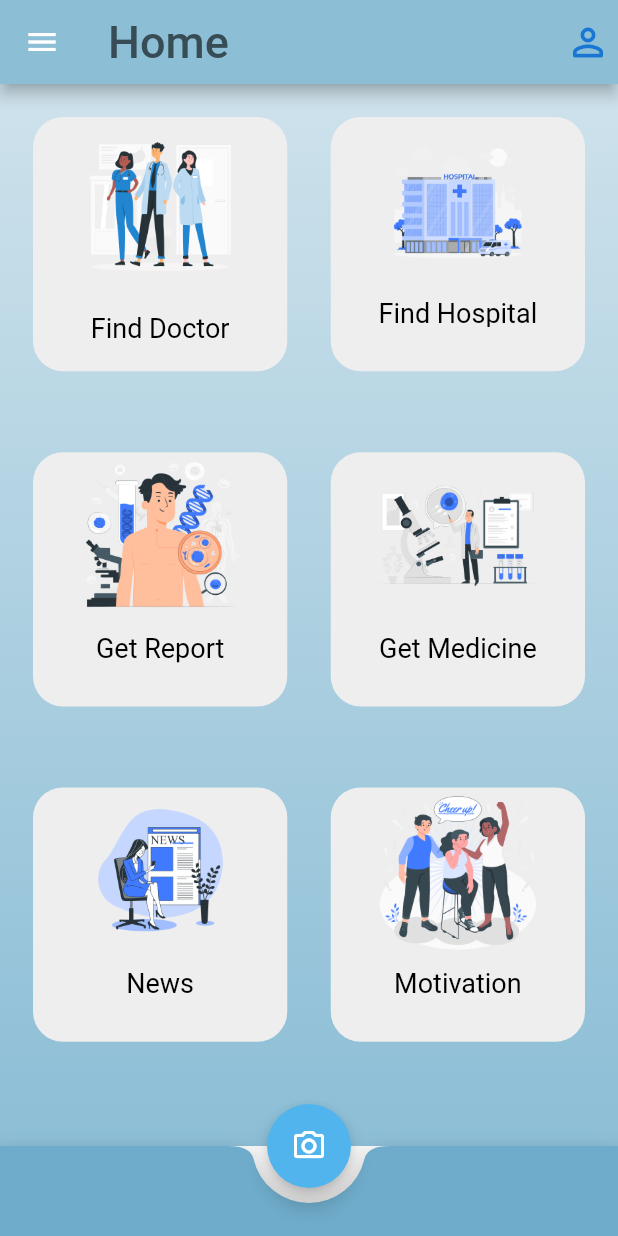
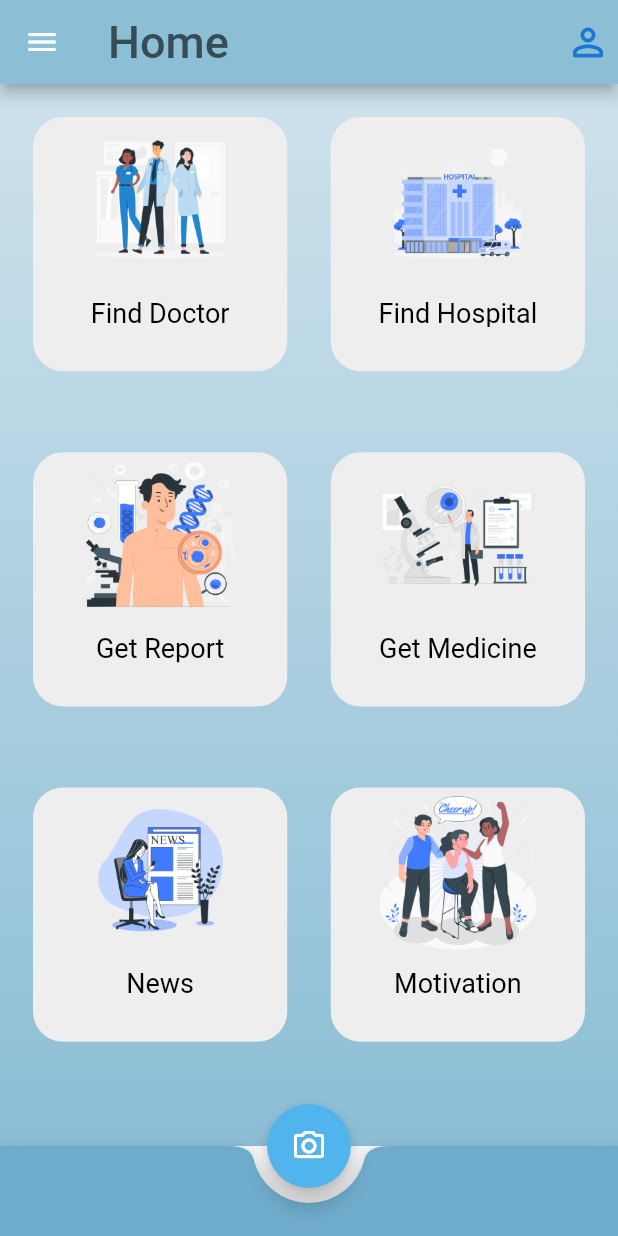
Before and after one commit to salmasaad2000/CanApp, a Flutter app: the HomeScreen screen opened directly, on a phone screen of 412 x 824 dp. Run offline on Flutter 3.47's test engine with Material 2 defaults, Android fonts, the phone set to English and light mode, and no system bars; our stand-ins replace equatable, flutter_linkify, image_picker.

Commit message:
roll back

```diff
--- a/lib/screens/Home_Screen.dart
+++ b/lib/screens/Home_Screen.dart
@@ -170,8 +170,8 @@ class _HomeScreenState extends State<HomeScreen> {
                               children: [
                                 Image.asset(
                                   'assets/images/Doctors.png',
-                                  width: 150,
-                                  height: 120,
+                                  width: 140,
+                                  height: 110,
                                 ),
                                 SizedBox(
                                   height: 10,
```
